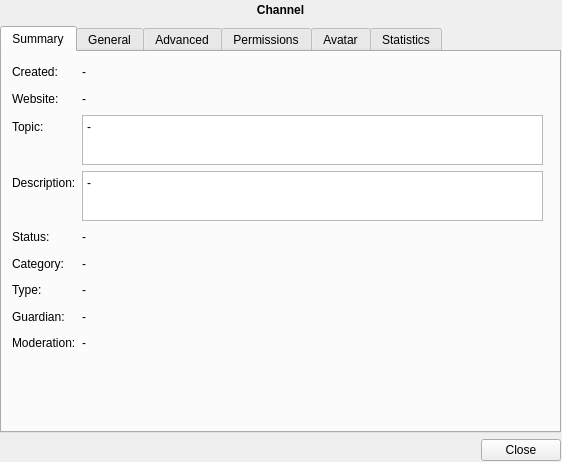
gitter-badger/simplechatclient, file ui/channel_settings.ui: the form before one commit.
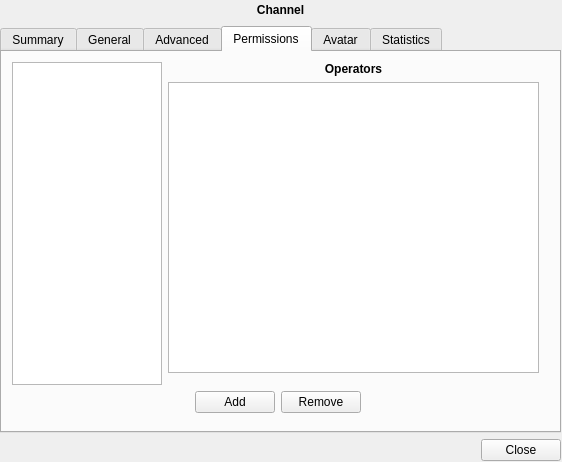
The form after the commit. The open tabs and pages were chosen to show the change. Icons and pictures are not drawn. Custom widgets are drawn as their Qt base class.

Commit message: more descriptive tab names

What changed in the file:
```diff
--- a/ui/channel_settings.ui
+++ b/ui/channel_settings.ui
@@ -69,7 +69,7 @@
       <property name="currentIndex">
        <number>0</number>
       </property>
-      <widget class="QWidget" name="tab_3">
+      <widget class="QWidget" name="tab_0">
        <attribute name="title">
         <string>Summary</string>
        </attribute>
@@ -1182,7 +1182,7 @@
         </layout>
        </widget>
       </widget>
-      <widget class="QWidget" name="tab">
+      <widget class="QWidget" name="tab_5">
        <attribute name="title">
         <string>Statistics</string>
        </attribute>
```
Left out of the diff: 6 changed lines with no effect on the pictures.
